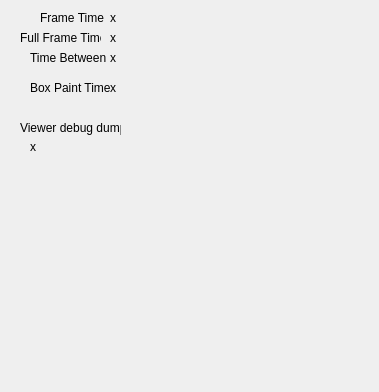
Old version of the form src/StatsWindow.ui in the repository IDREsandbox/vsim.
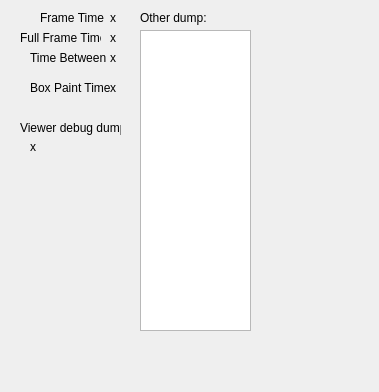
New version of the form.

```diff
--- a/src/StatsWindow.ui
+++ b/src/StatsWindow.ui
@@ -149,6 +149,29 @@
     <bool>true</bool>
    </property>
   </widget>
+  <widget class="QLabel" name="label_6">
+   <property name="geometry">
+    <rect>
+     <x>140</x>
+     <y>10</y>
+     <width>101</width>
+     <height>16</height>
+    </rect>
+   </property>
+   <property name="text">
+    <string>Other dump:</string>
+   </property>
+  </widget>
+  <widget class="QTextBrowser" name="other">
+   <property name="geometry">
+    <rect>
+     <x>140</x>
+     <y>30</y>
+     <width>111</width>
+     <height>301</height>
+    </rect>
+   </property>
+  </widget>
  </widget>
  <resources/>
  <connections/>
```
